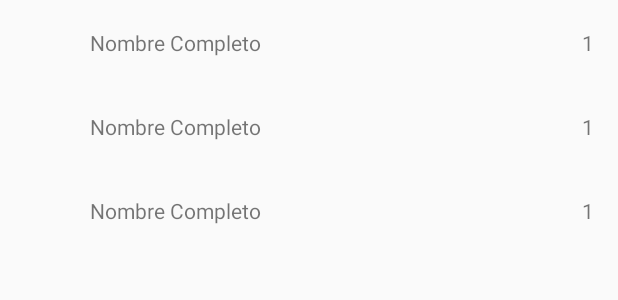
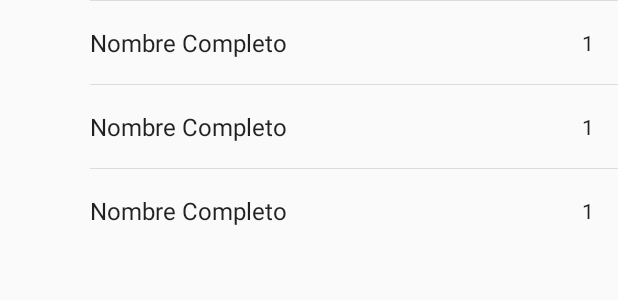
Before and after one commit to franlop24/UsersSP, an Android app: the layout activity_main.xml on its own in the app's theme, with its tools: preview values and no code run, on a phone screen of 412 x 824 dp. Shown: the top 300 px of the screen. Run offline under Robolectric (Android 15) with nearby library versions, the phone set to English and light mode, and no system bars.

Commit message:
UI - Divider y TextAppareance

```diff
--- a/app/src/main/res/layout/item_user.xml
+++ b/app/src/main/res/layout/item_user.xml
@@ -22,6 +22,7 @@
         android:id="@+id/tvOrder"
         android:layout_width="wrap_content"
         android:layout_height="wrap_content"
+        android:textAppearance="?attr/textAppearanceListItemSecondary"
         tools:text="1"
         android:layout_marginEnd="@dimen/common_padding_default"
         app:layout_constraintEnd_toEndOf="parent"
@@ -32,6 +33,7 @@
         android:id="@+id/tvName"
         android:layout_width="0dp"
         android:layout_height="wrap_content"
+        android:textAppearance="?attr/textAppearanceListItem"
         tools:text="Nombre Completo"
         android:layout_marginHorizontal="@dimen/common_padding_default"
         app:layout_constraintStart_toEndOf="@id/imgPhoto"
@@ -39,4 +41,12 @@
         app:layout_constraintTop_toTopOf="parent"
         app:layout_constraintBottom_toBottomOf="parent"/>
 
+    <View
+        android:layout_width="0dp"
+        android:layout_height="1dp"
+        android:background="@color/color_divider"
+        app:layout_constraintStart_toStartOf="@id/tvName"
+        app:layout_constraintEnd_toEndOf="parent"
+        app:layout_constraintBottom_toTopOf="parent"/>
+
 </androidx.constraintlayout.widget.ConstraintLayout>
--- a/app/src/main/res/values/colors.xml
+++ b/app/src/main/res/values/colors.xml
@@ -3,4 +3,5 @@
     <color name="colorPrimary">#6200EE</color>
     <color name="colorPrimaryDark">#3700B3</color>
     <color name="colorAccent">#03DAC5</color>
+    <color name="color_divider">#1F000000</color>
 </resources>
```
